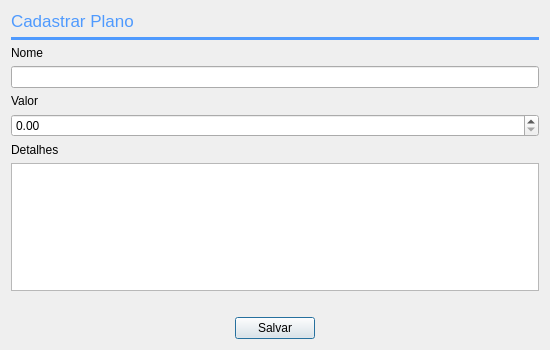
vitorcarnieli/desktop-bjjadmin, file views/ui/raw/administrative/add_plan.ui: the form before one commit.
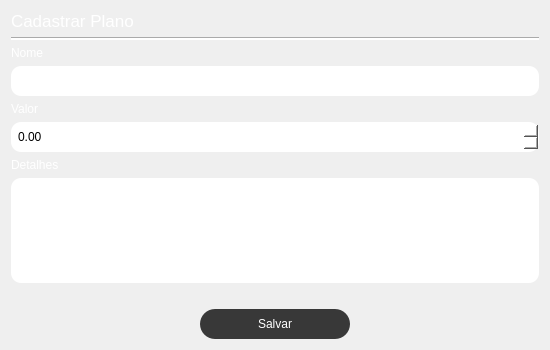
The form after the commit.

Commit message: feat: crud plans

```diff
--- a/views/ui/raw/administrative/add_plan.ui
+++ b/views/ui/raw/administrative/add_plan.ui
@@ -36,7 +36,7 @@
         </font>
        </property>
        <property name="styleSheet">
-        <string notr="true">color: #4F9AFE</string>
+        <string notr="true">color: rgb(255, 255, 255);</string>
        </property>
        <property name="text">
         <string>Cadastrar Plano</string>
@@ -46,8 +46,7 @@
      <item>
       <widget class="Line" name="line_page_account">
        <property name="styleSheet">
-        <string notr="true"> border: none;
-                            background: #4F9AFE;</string>
+        <string notr="true">background-color: rgb(255, 255, 255);</string>
        </property>
        <property name="orientation">
         <enum>Qt::Orientation::Horizontal</enum>
@@ -62,13 +61,31 @@
       <layout class="QVBoxLayout" name="verticalLayout_2">
        <item>
         <widget class="QLabel" name="label">
+         <property name="styleSheet">
+          <string notr="true">color: rgb(255, 255, 255);</string>
+         </property>
          <property name="text">
           <string>Nome</string>
          </property>
         </widget>
        </item>
        <item>
-        <widget class="QLineEdit" name="lineEdit"/>
+        <widget class="QLineEdit" name="line_name">
+         <property name="minimumSize">
+          <size>
+           <width>0</width>
+           <height>30</height>
+          </size>
+         </property>
+         <property name="styleSheet">
+          <string notr="true">QLineEdit{
+	background:  rgb(255, 255, 255);
+	border-radius: 10px;
+	padding: 5px;
+}
+</string>
+         </property>
+        </widget>
        </item>
       </layout>
      </item>
@@ -76,13 +93,34 @@
       <layout class="QVBoxLayout" name="verticalLayout_3">
        <item>
         <widget class="QLabel" name="label_2">
+         <property name="styleSheet">
+          <string notr="true">color: rgb(255, 255, 255);</string>
+         </property>
          <property name="text">
           <string>Valor</string>
          </property>
         </widget>
        </item>
        <item>
-        <widget class="QDoubleSpinBox" name="doubleSpinBox"/>
+        <widget class="QDoubleSpinBox" name="spin_value">
+         <property name="minimumSize">
+          <size>
+           <width>0</width>
+           <height>30</height>
+          </size>
+         </property>
+         <property name="styleSheet">
+          <string notr="true">QDoubleSpinBox{
+	background:  rgb(255, 255, 255);
+	border-radius: 10px;
+	padding: 5px;
+}
+</string>
+         </property>
+         <property name="maximum">
+          <double>999999.989999999990687</double>
+         </property>
+        </widget>
        </item>
       </layout>
      </item>
@@ -90,6 +128,9 @@
       <layout class="QVBoxLayout" name="verticalLayout_4">
        <item>
         <widget class="QLabel" name="label_3">
+         <property name="styleSheet">
+          <string notr="true">color: rgb(255, 255, 255);</string>
+         </property>
          <property name="text">
           <string>Detalhes</string>
          </property>
@@ -100,7 +141,7 @@
          <property name="minimumSize">
           <size>
            <width>0</width>
-           <height>0</height>
+           <height>30</height>
           </size>
          </property>
          <property name="maximumSize">
@@ -109,6 +150,14 @@
            <height>16777215</height>
           </size>
          </property>
+         <property name="styleSheet">
+          <string notr="true">QTextEdit{
+	background:  rgb(255, 255, 255);
+	border-radius: 10px;
+	padding: 5px;
+}
+</string>
+         </property>
         </widget>
        </item>
       </layout>
@@ -144,6 +193,28 @@
        </item>
        <item>
         <widget class="QPushButton" name="btn_save">
+         <property name="minimumSize">
+          <size>
+           <width>150</width>
+           <height>30</height>
+          </size>
+         </property>
+         <property name="styleSheet">
+          <string notr="true">QPushButton {
+                            background: #383838;
+                            color: white;
+                            border-radius: 15px;
+                            }
+
+                            QPushButton:hover {
+                            background-color: #303030;
+                            color: white;
+                            }
+
+                            QPushButton:disabled{
+                            background-color: rgb(222, 222, 222);
+                            }</string>
+         </property>
          <property name="text">
           <string>Salvar</string>
          </property>
```
Left out of the diff: 2 changed lines with no effect on the pictures. The commit also changes 33 other files.
